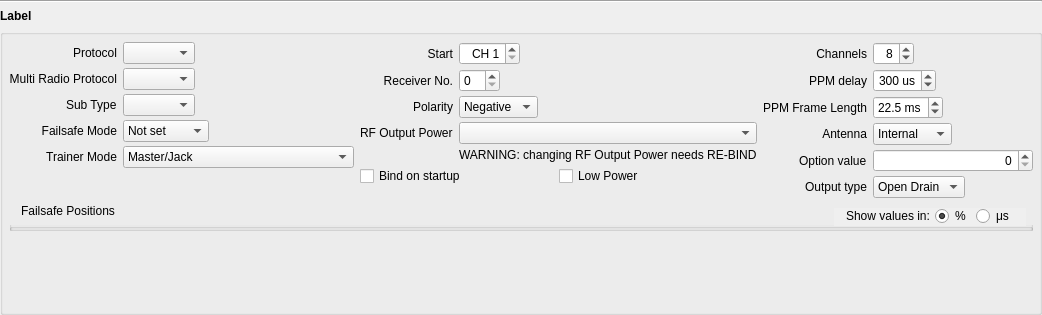
Qt form companion/src/modeledit/setup_module.ui (opentx/opentx) before a commit.
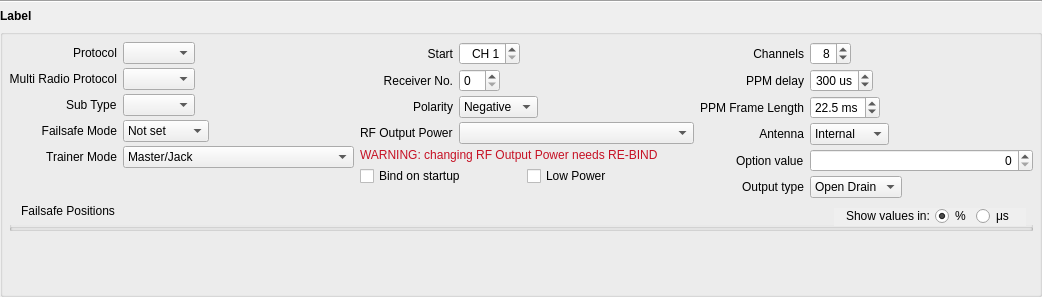
The same form after that commit.

Commit message: [Companion][ModulePanel] Fix RF Output Power warning message display.

The edit to the form file:
```diff
--- a/companion/src/modeledit/setup_module.ui
+++ b/companion/src/modeledit/setup_module.ui
@@ -7,7 +7,7 @@
     <x>0</x>
     <y>0</y>
     <width>1042</width>
-    <height>315</height>
+    <height>297</height>
    </rect>
   </property>
   <property name="windowTitle">
@@ -257,7 +257,7 @@
           </item>
          </layout>
         </item>
-        <item row="4" column="1">
+        <item row="4" column="0" colspan="2">
          <widget class="QLabel" name="warning_r9mPower">
           <property name="palette">
            <palette>
@@ -265,135 +265,9 @@
              <colorrole role="WindowText">
               <brush brushstyle="SolidPattern">
                <color alpha="255">
-                <red>0</red>
-                <green>0</green>
-                <blue>0</blue>
-               </color>
-              </brush>
-             </colorrole>
-             <colorrole role="Button">
-              <brush brushstyle="SolidPattern">
-               <color alpha="255">
-                <red>255</red>
-                <green>0</green>
-                <blue>0</blue>
-               </color>
-              </brush>
-             </colorrole>
-             <colorrole role="Light">
-              <brush brushstyle="SolidPattern">
-               <color alpha="255">
-                <red>255</red>
-                <green>127</green>
-                <blue>127</blue>
-               </color>
-              </brush>
-             </colorrole>
-             <colorrole role="Midlight">
-              <brush brushstyle="SolidPattern">
-               <color alpha="255">
-                <red>255</red>
-                <green>63</green>
-                <blue>63</blue>
-               </color>
-              </brush>
-             </colorrole>
-             <colorrole role="Dark">
-              <brush brushstyle="SolidPattern">
-               <color alpha="255">
-                <red>127</red>
-                <green>0</green>
-                <blue>0</blue>
-               </color>
-              </brush>
-             </colorrole>
-             <colorrole role="Mid">
-              <brush brushstyle="SolidPattern">
-               <color alpha="255">
-                <red>170</red>
-                <green>0</green>
-                <blue>0</blue>
-               </color>
-              </brush>
-             </colorrole>
-             <colorrole role="Text">
-              <brush brushstyle="SolidPattern">
-               <color alpha="255">
-                <red>0</red>
-                <green>0</green>
-                <blue>0</blue>
-               </color>
-              </brush>
-             </colorrole>
-             <colorrole role="BrightText">
-              <brush brushstyle="SolidPattern">
-               <color alpha="255">
-                <red>255</red>
-                <green>255</green>
-                <blue>255</blue>
-               </color>
-              </brush>
-             </colorrole>
-             <colorrole role="ButtonText">
-              <brush brushstyle="SolidPattern">
-               <color alpha="255">
-                <red>0</red>
-                <green>0</green>
-                <blue>0</blue>
-               </color>
-              </brush>
-             </colorrole>
-             <colorrole role="Base">
-              <brush brushstyle="SolidPattern">
-               <color alpha="255">
-                <red>255</red>
-                <green>255</green>
-                <blue>255</blue>
-               </color>
-              </brush>
-             </colorrole>
-             <colorrole role="Window">
-              <brush brushstyle="SolidPattern">
-               <color alpha="255">
-                <red>255</red>
-                <green>0</green>
-                <blue>0</blue>
-               </color>
-              </brush>
-             </colorrole>
-             <colorrole role="Shadow">
-              <brush brushstyle="SolidPattern">
-               <color alpha="255">
-                <red>0</red>
-                <green>0</green>
-                <blue>0</blue>
-               </color>
-              </brush>
-             </colorrole>
-             <colorrole role="AlternateBase">
-              <brush brushstyle="SolidPattern">
-               <color alpha="255">
-                <red>255</red>
-                <green>127</green>
-                <blue>127</blue>
-               </color>
-              </brush>
-             </colorrole>
-             <colorrole role="ToolTipBase">
-              <brush brushstyle="SolidPattern">
-               <color alpha="255">
-                <red>255</red>
-                <green>255</green>
-                <blue>220</blue>
-               </color>
-              </brush>
-             </colorrole>
-             <colorrole role="ToolTipText">
-              <brush brushstyle="SolidPattern">
-               <color alpha="255">
-                <red>0</red>
-                <green>0</green>
-                <blue>0</blue>
+                <red>198</red>
+                <green>17</green>
+                <blue>36</blue>
                </color>
               </brush>
              </colorrole>
@@ -402,135 +276,9 @@
              <colorrole role="WindowText">
               <brush brushstyle="SolidPattern">
                <color alpha="255">
-                <red>0</red>
-                <green>0</green>
-                <blue>0</blue>
-               </color>
-              </brush>
-             </colorrole>
-             <colorrole role="Button">
-              <brush brushstyle="SolidPattern">
-               <color alpha="255">
-                <red>255</red>
-                <green>0</green>
-                <blue>0</blue>
-               </color>
-              </brush>
-             </colorrole>
-             <colorrole role="Light">
-              <brush brushstyle="SolidPattern">
-               <color alpha="255">
-                <red>255</red>
-                <green>127</green>
-                <blue>127</blue>
-               </color>
-              </brush>
-             </colorrole>
-             <colorrole role="Midlight">
-              <brush brushstyle="SolidPattern">
-               <color alpha="255">
-                <red>255</red>
-                <green>63</green>
-                <blue>63</blue>
-               </color>
-              </brush>
-             </colorrole>
-             <colorrole role="Dark">
-              <brush brushstyle="SolidPattern">
-               <color alpha="255">
-                <red>127</red>
-                <green>0</green>
-                <blue>0</blue>
-               </color>
-              </brush>
-             </colorrole>
-             <colorrole role="Mid">
-              <brush brushstyle="SolidPattern">
-               <color alpha="255">
-                <red>170</red>
-                <green>0</green>
-                <blue>0</blue>
-               </color>
-              </brush>
-             </colorrole>
-             <colorrole role="Text">
-              <brush brushstyle="SolidPattern">
-               <color alpha="255">
-                <red>0</red>
-                <green>0</green>
-                <blue>0</blue>
-               </color>
-              </brush>
-             </colorrole>
-             <colorrole role="BrightText">
-              <brush brushstyle="SolidPattern">
-               <color alpha="255">
-                <red>255</red>
-                <green>255</green>
-                <blue>255</blue>
-               </color>
-              </brush>
-             </colorrole>
-             <colorrole role="ButtonText">
-              <brush brushstyle="SolidPattern">
-               <color alpha="255">
-                <red>0</red>
-                <green>0</green>
-                <blue>0</blue>
-               </color>
-              </brush>
-             </colorrole>
-             <colorrole role="Base">
-              <brush brushstyle="SolidPattern">
-               <color alpha="255">
-                <red>255</red>
-                <green>255</green>
-                <blue>255</blue>
-               </color>
-              </brush>
-             </colorrole>
-             <colorrole role="Window">
-              <brush brushstyle="SolidPattern">
-               <color alpha="255">
-                <red>255</red>
-                <green>0</green>
-                <blue>0</blue>
-               </color>
-              </brush>
-             </colorrole>
-             <colorrole role="Shadow">
-              <brush brushstyle="SolidPattern">
-               <color alpha="255">
-                <red>0</red>
-                <green>0</green>
-                <blue>0</blue>
-               </color>
-              </brush>
-             </colorrole>
-             <colorrole role="AlternateBase">
-              <brush brushstyle="SolidPattern">
-               <color alpha="255">
-                <red>255</red>
-                <green>127</green>
-                <blue>127</blue>
-               </color>
-              </brush>
-             </colorrole>
-             <colorrole role="ToolTipBase">
-              <brush brushstyle="SolidPattern">
-               <color alpha="255">
-                <red>255</red>
-                <green>255</green>
-                <blue>220</blue>
-               </color>
-              </brush>
-             </colorrole>
-             <colorrole role="ToolTipText">
-              <brush brushstyle="SolidPattern">
-               <color alpha="255">
-                <red>0</red>
-                <green>0</green>
-                <blue>0</blue>
+                <red>198</red>
+                <green>17</green>
+                <blue>36</blue>
                </color>
               </brush>
              </colorrole>
@@ -539,135 +287,9 @@
              <colorrole role="WindowText">
               <brush brushstyle="SolidPattern">
                <color alpha="255">
-                <red>127</red>
-                <green>0</green>
-                <blue>0</blue>
-               </color>
-              </brush>
-             </colorrole>
-             <colorrole role="Button">
-              <brush brushstyle="SolidPattern">
-               <color alpha="255">
-                <red>255</red>
-                <green>0</green>
-                <blue>0</blue>
-               </color>
-              </brush>
-             </colorrole>
-             <colorrole role="Light">
-              <brush brushstyle="SolidPattern">
-               <color alpha="255">
-                <red>255</red>
-                <green>127</green>
-                <blue>127</blue>
-               </color>
-              </brush>
-             </colorrole>
-             <colorrole role="Midlight">
-              <brush brushstyle="SolidPattern">
-               <color alpha="255">
-                <red>255</red>
-                <green>63</green>
-                <blue>63</blue>
-               </color>
-              </brush>
-             </colorrole>
-             <colorrole role="Dark">
-              <brush brushstyle="SolidPattern">
-               <color alpha="255">
-                <red>127</red>
-                <green>0</green>
-                <blue>0</blue>
-               </color>
-              </brush>
-             </colorrole>
-             <colorrole role="Mid">
-              <brush brushstyle="SolidPattern">
-               <color alpha="255">
-                <red>170</red>
-                <green>0</green>
-                <blue>0</blue>
-               </color>
-              </brush>
-             </colorrole>
-             <colorrole role="Text">
-              <brush brushstyle="SolidPattern">
-               <color alpha="255">
-                <red>127</red>
-                <green>0</green>
-                <blue>0</blue>
-               </color>
-              </brush>
-             </colorrole>
-             <colorrole role="BrightText">
-              <brush brushstyle="SolidPattern">
-               <color alpha="255">
-                <red>255</red>
-                <green>255</green>
-                <blue>255</blue>
-               </color>
-              </brush>
-             </colorrole>
-             <colorrole role="ButtonText">
-              <brush brushstyle="SolidPattern">
-               <color alpha="255">
-                <red>127</red>
-                <green>0</green>
-                <blue>0</blue>
-               </color>
-              </brush>
-             </colorrole>
-             <colorrole role="Base">
-              <brush brushstyle="SolidPattern">
-               <color alpha="255">
-                <red>255</red>
-                <green>0</green>
-                <blue>0</blue>
-               </color>
-              </brush>
-             </colorrole>
-             <colorrole role="Window">
-              <brush brushstyle="SolidPattern">
-               <color alpha="255">
-                <red>255</red>
-                <green>0</green>
-                <blue>0</blue>
-               </color>
-              </brush>
-             </colorrole>
-             <colorrole role="Shadow">
-              <brush brushstyle="SolidPattern">
-               <color alpha="255">
-                <red>0</red>
-                <green>0</green>
-                <blue>0</blue>
-               </color>
-              </brush>
-             </colorrole>
-             <colorrole role="AlternateBase">
-              <brush brushstyle="SolidPattern">
-               <color alpha="255">
-                <red>255</red>
-                <green>0</green>
-                <blue>0</blue>
-               </color>
-              </brush>
-             </colorrole>
-             <colorrole role="ToolTipBase">
-              <brush brushstyle="SolidPattern">
-               <color alpha="255">
-                <red>255</red>
-                <green>255</green>
-                <blue>220</blue>
-               </color>
-              </brush>
-             </colorrole>
-             <colorrole role="ToolTipText">
-              <brush brushstyle="SolidPattern">
-               <color alpha="255">
-                <red>0</red>
-                <green>0</green>
-                <blue>0</blue>
+                <red>106</red>
+                <green>104</green>
+                <blue>100</blue>
                </color>
               </brush>
              </colorrole>
```
